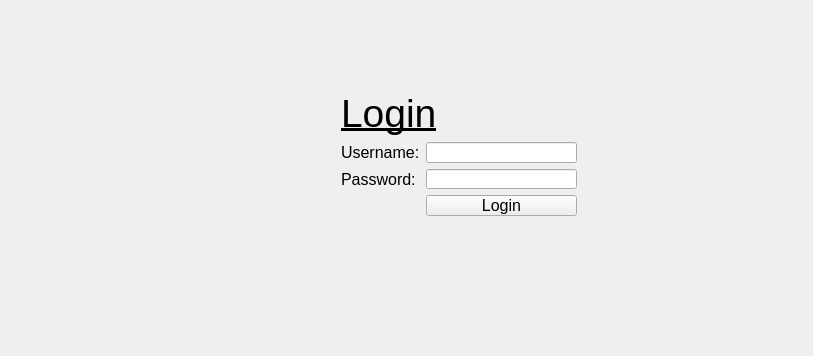
Qt form qml/login.ui (Nordgedanken/Morpheus) before a commit.
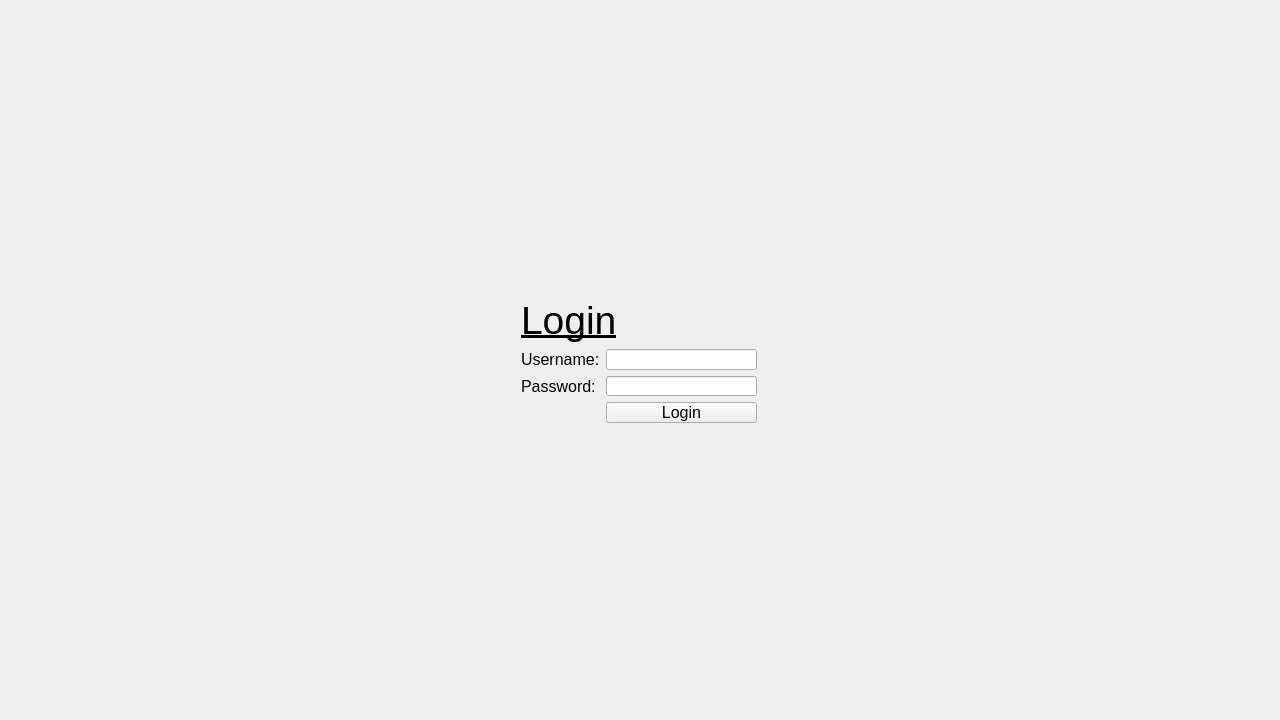
The same form after that commit.

Commit message: Start reworking of the UI \(^^)/

Diff of the .ui file:
```diff
--- a/qml/login.ui
+++ b/qml/login.ui
@@ -6,12 +6,12 @@
    <rect>
     <x>0</x>
     <y>0</y>
-    <width>813</width>
-    <height>356</height>
+    <width>1280</width>
+    <height>720</height>
    </rect>
   </property>
   <property name="sizePolicy">
-   <sizepolicy hsizetype="MinimumExpanding" vsizetype="MinimumExpanding">
+   <sizepolicy hsizetype="Minimum" vsizetype="Minimum">
     <horstretch>0</horstretch>
     <verstretch>0</verstretch>
    </sizepolicy>
@@ -22,8 +22,8 @@
   <widget class="QWidget" name="layoutWidget">
    <property name="geometry">
     <rect>
-     <x>330</x>
-     <y>80</y>
+     <x>510</x>
+     <y>287</y>
      <width>258</width>
      <height>147</height>
     </rect>
@@ -48,6 +48,9 @@
     </item>
     <item>
      <layout class="QFormLayout" name="LoginFormLayout">
+      <property name="formAlignment">
+       <set>Qt::AlignLeading|Qt::AlignLeft|Qt::AlignVCenter</set>
+      </property>
       <item row="0" column="0">
        <widget class="QLabel" name="UsernameLabel">
         <property name="font">
```
Left out of the diff: 4 changed lines with no effect on the pictures. The commit also changes 4 other files.
